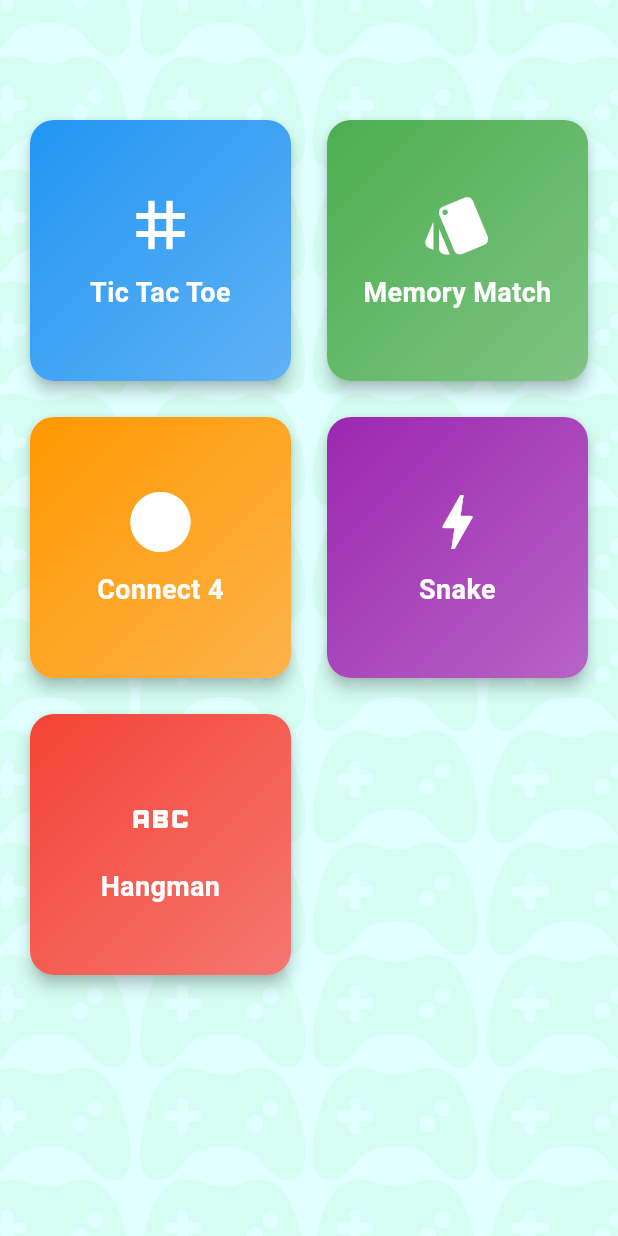
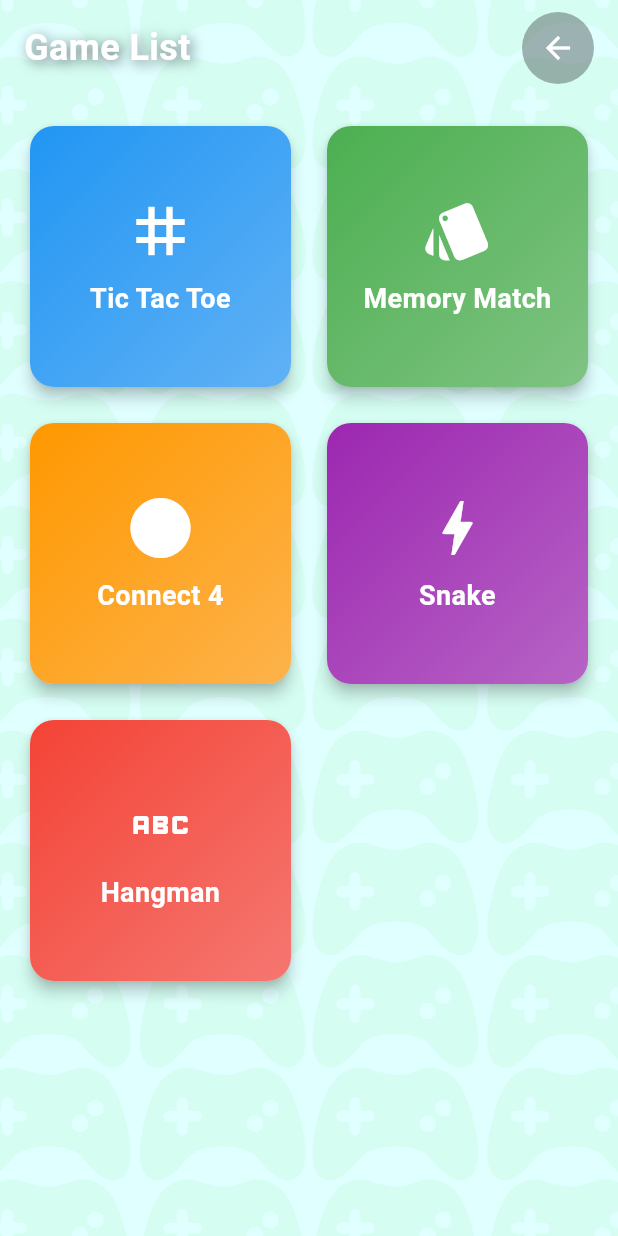
Before and after one commit to Ab-dul-Hannan/game_nest_fyp, a Flutter app: the GameHubHome screen opened directly, on a phone screen of 412 x 824 dp. Run offline on Flutter 3.47's test engine with Material 3 defaults, Android fonts, the phone set to English and light mode, and no system bars.

Commit message:
did backgrounds

```diff
--- a/lib/menu.dart
+++ b/lib/menu.dart
@@ -11,8 +11,8 @@ class GameHubHome extends StatelessWidget {
   @override
   Widget build(BuildContext context) {
     return Scaffold(
+      // Remove the AppBar and create a custom header
       body: Container(
-        padding: const EdgeInsets.only(top: 60),
         decoration: BoxDecoration(
           image: DecorationImage(
             image: AssetImage('assets/images/game_nest_menu_games.png'),
@@ -20,6 +20,51 @@ class GameHubHome extends StatelessWidget {
           ),
         ),
         child: SafeArea(
+          child: Column(
+            children: [
+              // Custom header with back button and title
+              Padding(
+                padding: const EdgeInsets.symmetric(horizontal: 16, vertical: 8),
+                child: Row(
+                  children: [
+                    // Game List title (now on the left)
+                    const Text(
+                      'Game List',
+                      style: TextStyle(
+                        color: Colors.white,
+                        fontWeight: FontWeight.bold,
+                        fontSize: 24,
+                        shadows: [
+                          Shadow(
+                            blurRadius: 10,
+                            color: Colors.black54,
+                            offset: Offset(2, 2),
+                          ),
+                        ],
+                      ),
+                    ),
+
+                    // Spacer pushes the button to the right
+                    const Spacer(),
+
+                    // Back button (now on the right)
+                    Container(
+                      decoration: BoxDecoration(
+                        color: Colors.black.withOpacity(0.3),
+                        shape: BoxShape.circle,
+                      ),
+                      child: IconButton(
+                        icon: const Icon(Icons.arrow_back, color: Colors.white),
+                        onPressed: () {
+                          Navigator.pop(context);
+                        },
+                      ),
+                    ),
+                  ],
+                ),
+              ),
+              // Game grid
+              Expanded(
                 child: GridView.count(
                   padding: const EdgeInsets.all(16),
                   crossAxisCount: 2,
@@ -69,6 +114,9 @@ class GameHubHome extends StatelessWidget {
                       onTap: () => Navigator.push(
                         context,
                         MaterialPageRoute(builder: (context) => const HangmanGame()),
+                      ),
+                    ),
+                  ],
                 ),
               ),
             ],
```
Also changed, not shown: flutter_03.png (added), flutter_04.png (added). Lines whose indentation alone changed are shown as unchanged.
